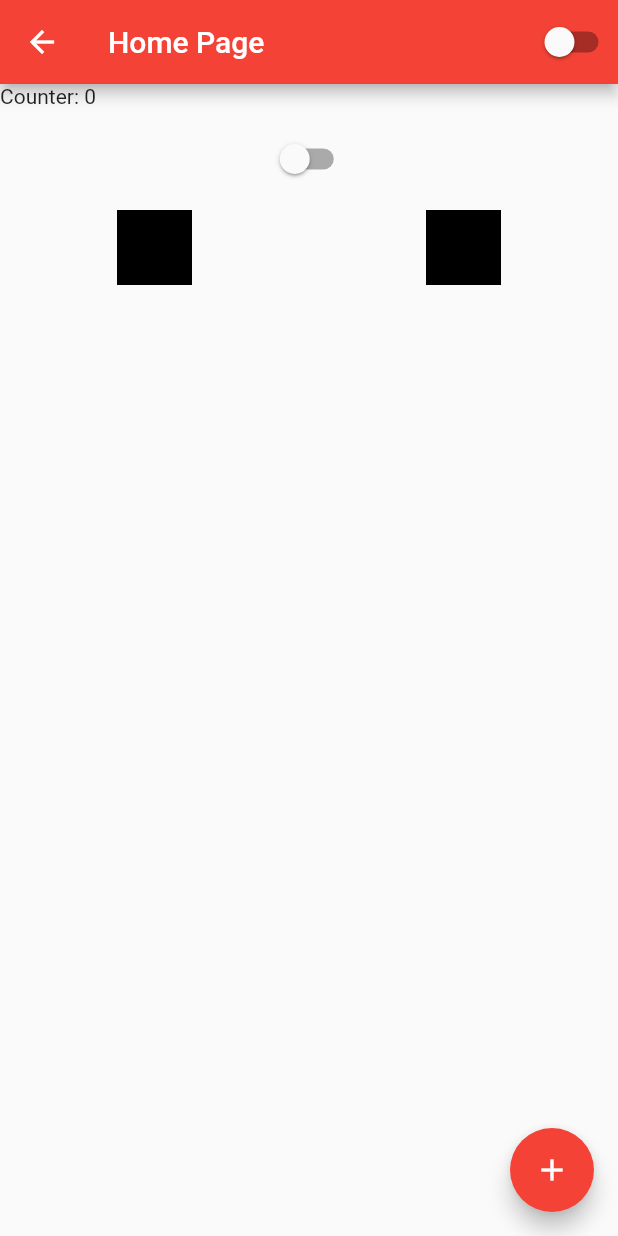
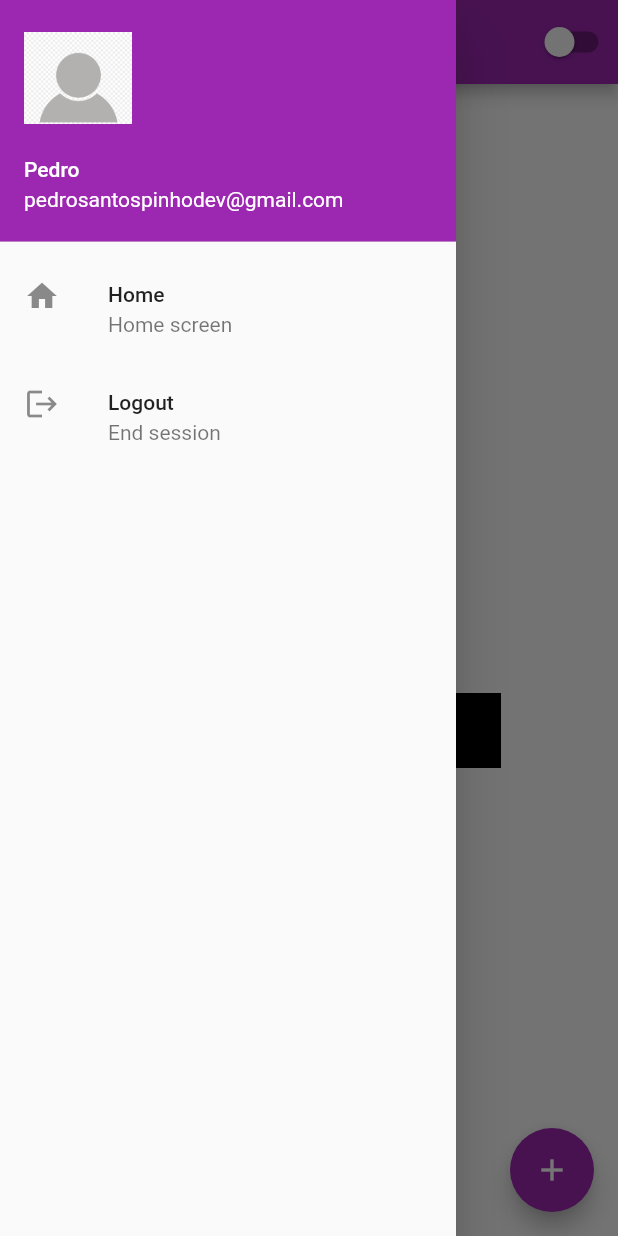
Before and after one commit to pedro-pinho/basic-flutter-project, a Flutter app: the Home screen opened by its route, with the side drawer open (before the commit the screen has no drawer), on a phone screen of 412 x 824 dp. Run offline on Flutter 3.47's test engine with Material 2 defaults, Android fonts, the phone set to English and light mode, and no system bars.

Commit message:
Drawer with user name, email and photo

```diff
--- a/lib/app_widget.dart
+++ b/lib/app_widget.dart
@@ -12,7 +12,7 @@ class AppWidget extends StatelessWidget {
       builder: (context, child) {
         return MaterialApp(
           theme: ThemeData(
-            primarySwatch: Colors.red,
+            primarySwatch: Colors.purple,
             brightness: AppController.instance.isDarkTheme
                 ? Brightness.dark
                 : Brightness.light,
--- a/lib/home_page.dart
+++ b/lib/home_page.dart
@@ -14,6 +14,28 @@ class HomeState extends State<Home> {
   @override
   Widget build(BuildContext context) {
     return Scaffold(
+      drawer: Drawer(
+        child: Column(children: [
+          UserAccountsDrawerHeader(
+              currentAccountPicture: Image.asset('assets/images/user.png'),
+              accountName: Text('Pedro'),
+              accountEmail: Text('pedrosantospinhodev@gmail.com')),
+          ListTile(
+              leading: Icon(Icons.home),
+              title: Text('Home'),
+              subtitle: Text('Home screen'),
+              onTap: () {
+                print('home');
+              }),
+          ListTile(
+              leading: Icon(Icons.logout),
+              title: Text('Logout'),
+              subtitle: Text('End session'),
+              onTap: () {
+                Navigator.of(context).pushReplacementNamed('/');
+              }),
+        ]),
+      ),
       appBar: AppBar(
         title: Text('Home Page'),
         actions: [CustomSwitcher()],
@@ -24,8 +46,11 @@ class HomeState extends State<Home> {
           height: double.infinity,
           // Column is not scrollable
           // List view is scrollable
-          child: ListView(scrollDirection: Axis.vertical, //default is vertical
-              children: [
+          child: Column(mainAxisAlignment: MainAxisAlignment.center, children: [
+            Container(
+              //blank space
+              height: 10,
+            ),
             Text('Counter: $counter'),
             Container(
               //blank space
--- a/pubspec.yaml
+++ b/pubspec.yaml
@@ -48,6 +48,7 @@ flutter:
   assets:
     - assets/images/flutter-logo.png
     - assets/images/purple-background.jpg
+    - assets/images/user.png
 
   # An image asset can refer to one or more resolution-specific "variants", see
   # https://flutter.dev/assets-and-images/#resolution-aware.
```
Also changed, not shown: lib/login_page.dart (+14 -2 lines), assets/images/user.png (added). Lines whose indentation alone changed are shown as unchanged.
